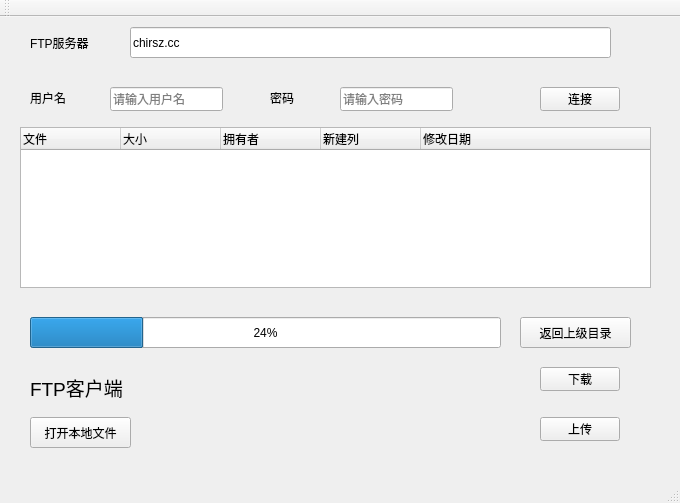
Qt form mainwindow.ui (Sugar-Coder/FtpClient) before a commit.
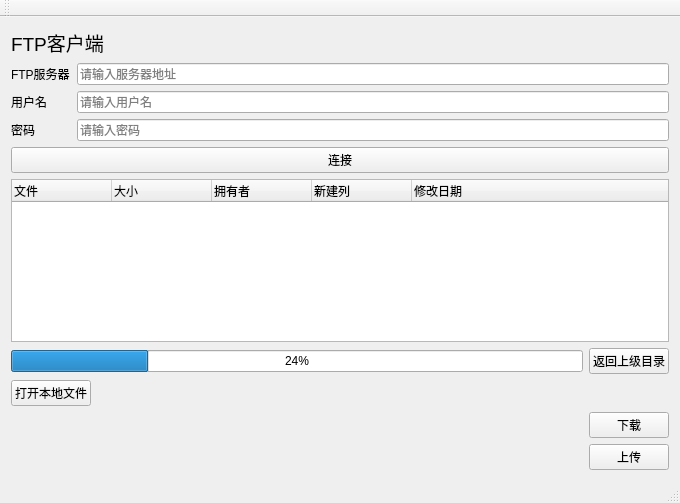
The same form after that commit.

Commit message: 改进界面

```diff
--- a/mainwindow.ui
+++ b/mainwindow.ui
@@ -14,83 +14,30 @@
    <string>MainWindow</string>
   </property>
   <widget class="QWidget" name="centralWidget">
-   <widget class="QLabel" name="label">
-    <property name="geometry">
-     <rect>
-      <x>30</x>
-      <y>10</y>
-      <width>91</width>
-      <height>31</height>
-     </rect>
+   <layout class="QVBoxLayout" name="verticalLayout_2">
+    <item>
+     <widget class="QLabel" name="ftpLabel">
+      <property name="font">
+       <font>
+        <pointsize>14</pointsize>
+       </font>
     </property>
     <property name="text">
-     <string>FTP服务器</string>
-    </property>
-   </widget>
-   <widget class="QLabel" name="label_2">
-    <property name="geometry">
-     <rect>
-      <x>30</x>
-      <y>70</y>
-      <width>91</width>
-      <height>21</height>
-     </rect>
-    </property>
-    <property name="text">
-     <string>用户名</string>
-    </property>
-   </widget>
-   <widget class="QLineEdit" name="userNamelineEdit">
-    <property name="geometry">
-     <rect>
-      <x>110</x>
-      <y>70</y>
-      <width>113</width>
-      <height>24</height>
-     </rect>
-    </property>
-    <property name="placeholderText">
-     <string>请输入用户名</string>
-    </property>
-   </widget>
-   <widget class="QLineEdit" name="ftpServerlineEdit">
-    <property name="geometry">
-     <rect>
-      <x>130</x>
-      <y>10</y>
-      <width>481</width>
-      <height>31</height>
-     </rect>
-    </property>
-    <property name="text">
-     <string>chirsz.cc</string>
-    </property>
-    <property name="placeholderText">
-     <string>请输入服务器地址</string>
-    </property>
-   </widget>
+       <string>FTP客户端</string>
+      </property>
+     </widget>
+    </item>
+    <item>
+     <layout class="QFormLayout" name="formLayout">
+      <item row="2" column="0">
    <widget class="QLabel" name="label_3">
-    <property name="geometry">
-     <rect>
-      <x>270</x>
-      <y>70</y>
-      <width>61</width>
-      <height>21</height>
-     </rect>
-    </property>
     <property name="text">
      <string>密码</string>
     </property>
    </widget>
+      </item>
+      <item row="2" column="1">
    <widget class="QLineEdit" name="passwordlineEdit">
-    <property name="geometry">
-     <rect>
-      <x>340</x>
-      <y>70</y>
-      <width>113</width>
-      <height>24</height>
-     </rect>
-    </property>
     <property name="echoMode">
      <enum>QLineEdit::Password</enum>
     </property>
@@ -98,28 +45,49 @@
      <string>请输入密码</string>
     </property>
    </widget>
+      </item>
+      <item row="1" column="0">
+       <widget class="QLabel" name="label_2">
+        <property name="text">
+         <string>用户名</string>
+        </property>
+       </widget>
+      </item>
+      <item row="1" column="1">
+       <widget class="QLineEdit" name="userNamelineEdit">
+        <property name="placeholderText">
+         <string>请输入用户名</string>
+        </property>
+       </widget>
+      </item>
+      <item row="0" column="0">
+       <widget class="QLabel" name="label">
+        <property name="text">
+         <string>FTP服务器</string>
+        </property>
+       </widget>
+      </item>
+      <item row="0" column="1">
+       <widget class="QLineEdit" name="ftpServerlineEdit">
+        <property name="text">
+         <string/>
+        </property>
+        <property name="placeholderText">
+         <string>请输入服务器地址</string>
+        </property>
+       </widget>
+      </item>
+     </layout>
+    </item>
+    <item>
    <widget class="QPushButton" name="connectButton">
-    <property name="geometry">
-     <rect>
-      <x>540</x>
-      <y>70</y>
-      <width>80</width>
-      <height>24</height>
-     </rect>
-    </property>
     <property name="text">
      <string>连接</string>
     </property>
    </widget>
+    </item>
+    <item>
    <widget class="QTreeWidget" name="fileList">
-    <property name="geometry">
-     <rect>
-      <x>20</x>
-      <y>110</y>
-      <width>631</width>
-      <height>161</height>
-     </rect>
-    </property>
     <attribute name="headerDefaultSectionSize">
      <number>100</number>
     </attribute>
@@ -149,102 +117,79 @@
      </property>
     </column>
    </widget>
-   <widget class="QLabel" name="ftpLabel">
-    <property name="geometry">
-     <rect>
-      <x>30</x>
-      <y>340</y>
-      <width>481</width>
-      <height>61</height>
-     </rect>
-    </property>
-    <property name="font">
-     <font>
-      <pointsize>14</pointsize>
-     </font>
-    </property>
-    <property name="text">
-     <string>FTP客户端</string>
-    </property>
-   </widget>
-   <widget class="QPushButton" name="downloadButton">
-    <property name="geometry">
-     <rect>
-      <x>540</x>
-      <y>350</y>
-      <width>80</width>
-      <height>24</height>
-     </rect>
-    </property>
-    <property name="text">
-     <string>下载</string>
-    </property>
-   </widget>
-   <widget class="QPushButton" name="cdToParentButton">
-    <property name="geometry">
-     <rect>
-      <x>520</x>
-      <y>300</y>
-      <width>111</width>
-      <height>31</height>
-     </rect>
-    </property>
-    <property name="text">
-     <string>返回上级目录</string>
-    </property>
-   </widget>
+    </item>
+    <item>
+     <layout class="QHBoxLayout" name="horizontalLayout">
+      <item>
    <widget class="QProgressBar" name="progressBar">
-    <property name="geometry">
-     <rect>
-      <x>30</x>
-      <y>300</y>
-      <width>471</width>
-      <height>31</height>
-     </rect>
-    </property>
     <property name="value">
      <number>24</number>
     </property>
    </widget>
-   <widget class="QPushButton" name="uploadButton">
-    <property name="geometry">
-     <rect>
-      <x>540</x>
-      <y>400</y>
-      <width>80</width>
-      <height>24</height>
-     </rect>
-    </property>
+      </item>
+      <item>
+       <widget class="QPushButton" name="cdToParentButton">
     <property name="text">
-     <string>上传</string>
-    </property>
-   </widget>
+         <string>返回上级目录</string>
+        </property>
+       </widget>
+      </item>
+     </layout>
+    </item>
+    <item>
+     <layout class="QHBoxLayout" name="horizontalLayout_2">
+      <item>
    <widget class="QPushButton" name="openButton">
-    <property name="geometry">
-     <rect>
-      <x>30</x>
-      <y>400</y>
-      <width>101</width>
-      <height>31</height>
-     </rect>
+        <property name="sizePolicy">
+         <sizepolicy hsizetype="Maximum" vsizetype="Fixed">
+          <horstretch>0</horstretch>
+          <verstretch>0</verstretch>
+         </sizepolicy>
     </property>
     <property name="text">
      <string>打开本地文件</string>
     </property>
    </widget>
+      </item>
+      <item>
    <widget class="QLabel" name="localFileLabel">
-    <property name="geometry">
-     <rect>
-      <x>160</x>
-      <y>400</y>
-      <width>251</width>
-      <height>31</height>
-     </rect>
-    </property>
     <property name="text">
      <string/>
     </property>
    </widget>
+      </item>
+     </layout>
+    </item>
+    <item alignment="Qt::AlignRight">
+     <widget class="QPushButton" name="downloadButton">
+      <property name="sizePolicy">
+       <sizepolicy hsizetype="Maximum" vsizetype="Fixed">
+        <horstretch>0</horstretch>
+        <verstretch>0</verstretch>
+       </sizepolicy>
+      </property>
+      <property name="layoutDirection">
+       <enum>Qt::LeftToRight</enum>
+      </property>
+      <property name="text">
+       <string>下载</string>
+      </property>
+     </widget>
+    </item>
+    <item alignment="Qt::AlignRight">
+     <widget class="QPushButton" name="uploadButton">
+      <property name="sizePolicy">
+       <sizepolicy hsizetype="Maximum" vsizetype="Fixed">
+        <horstretch>0</horstretch>
+        <verstretch>0</verstretch>
+       </sizepolicy>
+      </property>
+      <property name="text">
+       <string>上传</string>
+      </property>
+     </widget>
+    </item>
+   </layout>
   </widget>
   <widget class="QMenuBar" name="menuBar">
    <property name="geometry">
```
Left out of the diff: 9 changed lines with no effect on the pictures. Lines whose indentation alone changed are shown as unchanged.
